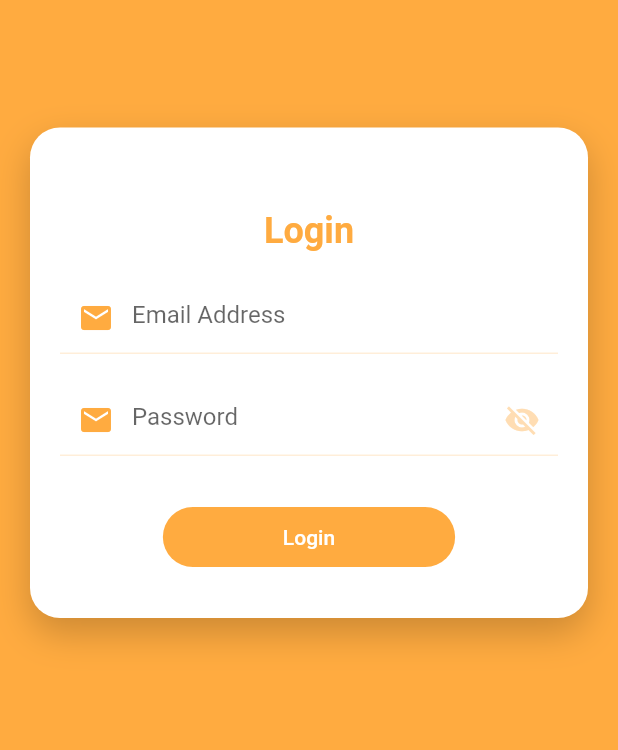
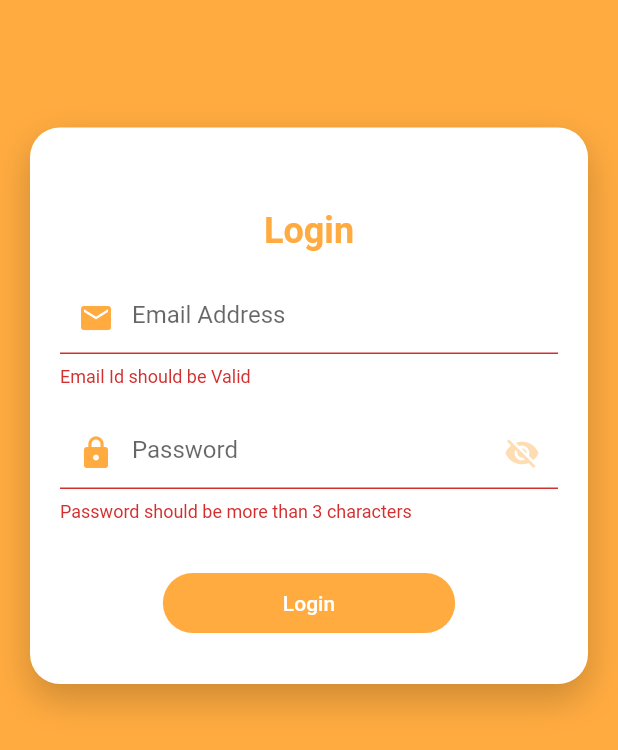
Before and after one commit to shatlykgur/flutter_loginpage_http_post_request, a Flutter app: the screen it shows after launch, after a tap on "Login", on a phone screen of 412 x 824 dp. Shown: the top 750 px of the screen. Run offline on Flutter 3.47's test engine with Material 2 defaults, Android fonts, the phone set to English and light mode, and no system bars; Roboto replaces fonts that are missing (Poppins).

Commit message:
login model and api service

```diff
--- /dev/null
+++ b/lib/models/login_model.dart
@@ -0,0 +1,29 @@
+class LoginResponseModel {
+  final String token;
+  final String error;
+
+  LoginResponseModel({this.token, this.error});
+
+  factory LoginResponseModel.fromJson(Map<String, dynamic> json) {
+    return LoginResponseModel(
+      token: json["token"] != null ? json["token"] : "",
+      error: json["error"] != null ? json["error"] : "",
+    );
+  }
+}
+
+class LoginRequestModel {
+  String email;
+  String password;
+
+  LoginRequestModel({this.email, this.password});
+
+  Map<String, dynamic> toJson() {
+    Map<String, dynamic> map = {
+      'email': email.trim(),
+      'password': password.trim(),
+    };
+
+    return map;
+  }
+}
--- a/lib/pages/login_page.dart
+++ b/lib/pages/login_page.dart
@@ -1,4 +1,5 @@
 import 'package:flutter/material.dart';
+import 'package:flutter_loginpage_http_post_request/models/login_model.dart';
 
 class LoginPage extends StatefulWidget {
   @override
@@ -9,6 +10,13 @@ class _LoginPageState extends State<LoginPage> {
   final scaffoldKey = GlobalKey<ScaffoldState>();
   GlobalKey<FormState> globalFormKey = new GlobalKey<FormState>();
   bool hidePassword = true;
+  LoginRequestModel requestModel;
+
+  @override
+  void initState() {
+    super.initState();
+    requestModel = new LoginRequestModel();
+  }
 
   @override
   Widget build(BuildContext context) {
@@ -44,7 +52,7 @@ class _LoginPageState extends State<LoginPage> {
                         SizedBox(height: 20),
                         TextFormField(
                           keyboardType: TextInputType.emailAddress,
-                          //onSaved: ,
+                          onSaved: (input) => requestModel.email = input,
                           validator: (input) => !input.contains("@")
                               ? "Email Id should be Valid"
                               : null,
@@ -66,7 +74,7 @@ class _LoginPageState extends State<LoginPage> {
                         SizedBox(height: 20.0),
                         TextFormField(
                           keyboardType: TextInputType.text,
-                          //onSaved: ,
+                          onSaved: (input) => requestModel.password = input,
                           validator: (input) => input.length < 3
                               ? "Password should be more than 3 characters"
                               : null,
@@ -79,11 +87,14 @@ class _LoginPageState extends State<LoginPage> {
                                         .accentColor
                                         .withOpacity(0.2))),
                             focusedBorder: UnderlineInputBorder(
-                                borderSide: BorderSide(
+                              borderSide: BorderSide(
+                                color: Theme.of(context).accentColor,
+                              ),
+                            ),
+                            prefixIcon: Icon(
+                              Icons.lock,
                               color: Theme.of(context).accentColor,
-                            )),
-                            prefixIcon: Icon(Icons.email,
-                                color: Theme.of(context).accentColor),
+                            ),
                             suffixIcon: IconButton(
                               onPressed: () {
                                 setState(() {
@@ -105,7 +116,11 @@ class _LoginPageState extends State<LoginPage> {
                             vertical: 12,
                             horizontal: 80,
                           ),
-                          onPressed: () {},
+                          onPressed: () {
+                            if (validateAndSave()) {
+                              print(requestModel.toJson());
+                            }
+                          },
                           child: Text("Login",
                               style: TextStyle(color: Colors.white)),
                           color: Theme.of(context).accentColor,
@@ -122,4 +137,13 @@ class _LoginPageState extends State<LoginPage> {
       ),
     );
   }
+
+  bool validateAndSave() {
+    final form = globalFormKey.currentState;
+    if (form.validate()) {
+      form.save();
+      return true;
+    }
+    return false;
+  }
 }
--- a/pubspec.yaml
+++ b/pubspec.yaml
@@ -21,6 +21,7 @@ environment:
   sdk: ">=2.7.0 <3.0.0"
 
 dependencies:
+  http:
   flutter:
     sdk: flutter
 
```
Also changed, not shown: lib/api/api_service.dart (added, +16 -0 lines), pubspec.lock.
